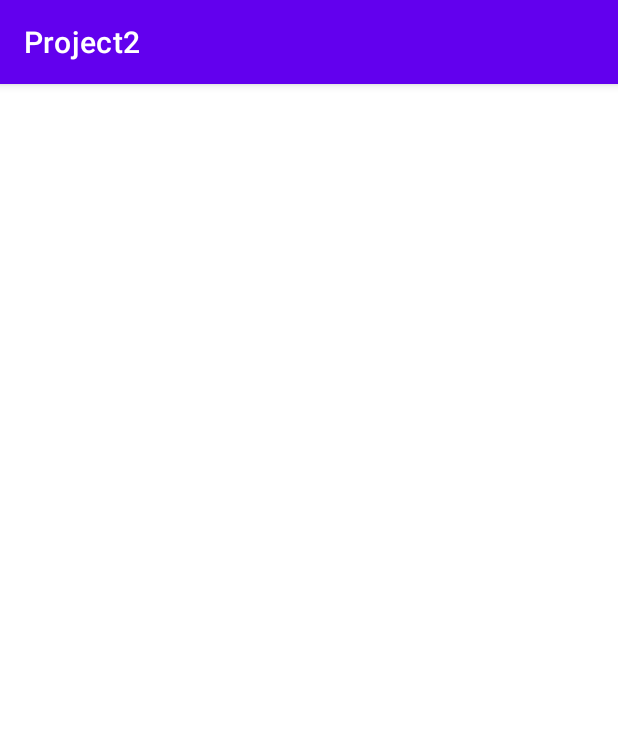
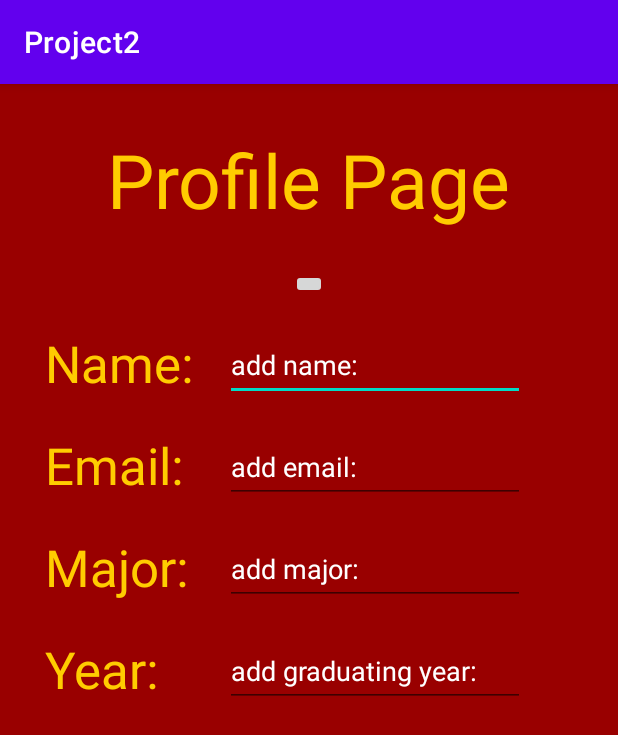
Before and after one commit to udurairaj/csci310-project2, an Android app: the ProfileActivity screen opened directly, with no data from a screen before it, on a phone screen of 412 x 824 dp. Shown: the top 735 px of the screen. Run offline under Robolectric (Android 15) with nearby library versions, the light colour scheme and no system bars.

Commit message:
added profile screen, edited login screen

```diff
--- a/app/src/main/res/layout/activity_login.xml
+++ b/app/src/main/res/layout/activity_login.xml
@@ -14,8 +14,10 @@
         android:layout_marginStart="15dp"
         android:layout_marginTop="20dp"
         android:ems="10"
+        android:hint="your username:"
         android:inputType="textPersonName"
         android:textColor="#FFCC00"
+        android:textColorHint="#FFFFFF"
         app:layout_constraintStart_toEndOf="@+id/usernameLoginView"
         app:layout_constraintTop_toTopOf="parent"
         tools:ignore="Autofill,LabelFor" />
@@ -27,8 +29,10 @@
         android:layout_marginStart="15dp"
         android:layout_marginTop="15dp"
         android:ems="10"
+        android:hint="your password:"
         android:inputType="textPassword"
         android:textColor="#DDCC00"
+        android:textColorHint="#FFFFFF"
         app:layout_constraintStart_toEndOf="@+id/passwordLoginView"
         app:layout_constraintTop_toBottomOf="@+id/usernameLoginBox"
         tools:ignore="Autofill,LabelFor" />
@@ -70,65 +74,75 @@
         app:strokeColor="#FFFFFF" />
 
     <EditText
-        android:id="@+id/editTextTextPersonName2"
+        android:id="@+id/usernameSignupBox"
         android:layout_width="200dp"
         android:layout_height="48dp"
         android:layout_marginLeft="15dp"
         android:layout_marginTop="20dp"
         android:ems="10"
+        android:hint="your username:"
         android:inputType="textPersonName"
         android:textColor="#FFCC00"
+        android:textColorHint="#FFFFFF"
         app:layout_constraintStart_toEndOf="@+id/usernameSignupView"
         app:layout_constraintTop_toBottomOf="@+id/loginButton"
         tools:ignore="Autofill" />
 
     <EditText
-        android:id="@+id/editTextTextPersonName4"
+        android:id="@+id/nameSignupBox"
         android:layout_width="200dp"
         android:layout_height="48dp"
         android:layout_marginStart="15dp"
         android:layout_marginTop="15dp"
         android:ems="10"
+        android:hint="your name:"
         android:inputType="textPersonName"
         android:textColor="#FFCC00"
+        android:textColorHint="#FFFFFF"
         app:layout_constraintStart_toEndOf="@+id/fullNameSignupView"
-        app:layout_constraintTop_toBottomOf="@+id/editTextTextPassword2" />
+        app:layout_constraintTop_toBottomOf="@+id/passwordSignupBox" />
 
     <EditText
-        android:id="@+id/editTextTextPassword2"
+        android:id="@+id/passwordSignupBox"
         android:layout_width="200dp"
         android:layout_height="48dp"
         android:layout_marginStart="15dp"
         android:layout_marginTop="15dp"
         android:ems="10"
+        android:hint="your password:"
         android:inputType="textPassword"
         android:textColor="#FFCC00"
+        android:textColorHint="#FFFFFF"
         app:layout_constraintStart_toEndOf="@+id/passwordSignupView"
-        app:layout_constraintTop_toBottomOf="@+id/editTextTextPersonName2" />
+        app:layout_constraintTop_toBottomOf="@+id/usernameSignupBox" />
 
     <EditText
-        android:id="@+id/editTextTextEmailAddress"
+        android:id="@+id/emailSignupBox"
         android:layout_width="200dp"
         android:layout_height="48dp"
         android:layout_marginStart="15dp"
         android:layout_marginTop="15dp"
         android:ems="10"
+        android:hint="your email:"
         android:inputType="textEmailAddress"
         android:textColor="#FFCC00"
+        android:textColorHint="#FFFFFF"
         app:layout_constraintStart_toEndOf="@+id/emailSignupView"
-        app:layout_constraintTop_toBottomOf="@+id/editTextTextPersonName4" />
+        app:layout_constraintTop_toBottomOf="@+id/nameSignupBox" />
 
     <EditText
-        android:id="@+id/editTextPhone"
+        android:id="@+id/phoneSignupBox"
         android:layout_width="200dp"
         android:layout_height="48dp"
         android:layout_marginStart="15dp"
         android:layout_marginTop="15dp"
         android:ems="10"
+        android:hint="your phone number:"
         android:inputType="phone"
         android:textColor="#FFCC00"
+        android:textColorHint="#FFFFFF"
         app:layout_constraintStart_toEndOf="@+id/phoneNumberSignupView"
-        app:layout_constraintTop_toBottomOf="@+id/editTextTextEmailAddress" />
+        app:layout_constraintTop_toBottomOf="@+id/emailSignupBox" />
 
     <TextView
         android:id="@+id/usernameSignupView"
@@ -195,6 +209,6 @@
         android:textColor="#990000"
         app:layout_constraintEnd_toEndOf="parent"
         app:layout_constraintStart_toStartOf="parent"
-        app:layout_constraintTop_toBottomOf="@+id/editTextPhone" />
+        app:layout_constraintTop_toBottomOf="@+id/phoneSignupBox" />
 
 </androidx.constraintlayout.widget.ConstraintLayout>
--- a/app/src/main/res/layout/activity_profile.xml
+++ b/app/src/main/res/layout/activity_profile.xml
@@ -4,6 +4,136 @@
     xmlns:tools="http://schemas.android.com/tools"
     android:layout_width="match_parent"
     android:layout_height="match_parent"
+    android:background="#990000"
+    android:backgroundTint="#990000"
     tools:context=".ProfileActivity">
 
+    <TextView
+        android:id="@+id/textView"
+        android:layout_width="269dp"
+        android:layout_height="73dp"
+        android:layout_marginTop="30dp"
+        android:text="Profile Page"
+        android:textColor="#FFCC00"
+        android:textSize="50sp"
+        app:layout_constraintEnd_toEndOf="parent"
+        app:layout_constraintStart_toStartOf="parent"
+        app:layout_constraintTop_toTopOf="parent" />
+
+    <ImageButton
+        android:id="@+id/imageButton"
+        android:layout_width="wrap_content"
+        android:layout_height="wrap_content"
+        android:layout_marginTop="20dp"
+        android:contentDescription="profilePicture"
+        app:layout_constraintEnd_toEndOf="parent"
+        app:layout_constraintStart_toStartOf="parent"
+        app:layout_constraintTop_toBottomOf="@+id/textView"
+        tools:srcCompat="@tools:sample/avatars" />
+
+    <TextView
+        android:id="@+id/nameProfileView"
+        android:layout_width="100dp"
+        android:layout_height="48dp"
+        android:layout_marginStart="30dp"
+        android:layout_marginTop="20dp"
+        android:text="Name:"
+        android:textColor="#FFCC00"
+        android:textSize="34sp"
+        app:layout_constraintStart_toStartOf="parent"
+        app:layout_constraintTop_toBottomOf="@+id/imageButton" />
+
+    <TextView
+        android:id="@+id/emailProfileView"
+        android:layout_width="100dp"
+        android:layout_height="48dp"
+        android:layout_marginStart="30dp"
+        android:layout_marginTop="20dp"
+        android:text="Email:"
+        android:textColor="#FFCC00"
+        android:textSize="34sp"
+        app:layout_constraintStart_toStartOf="parent"
+        app:layout_constraintTop_toBottomOf="@+id/nameProfileView" />
+
+    <TextView
+        android:id="@+id/majorProfileView"
+        android:layout_width="100dp"
+        android:layout_height="48dp"
+        android:layout_marginStart="30dp"
+        android:layout_marginTop="20dp"
+        android:text="Major:"
+        android:textColor="#FFCC00"
+        android:textSize="34sp"
+        app:layout_constraintStart_toStartOf="parent"
+        app:layout_constraintTop_toBottomOf="@+id/emailProfileView" />
+
+    <TextView
+        android:id="@+id/yearProfileView"
+        android:layout_width="100dp"
+        android:layout_height="48dp"
+        android:layout_marginStart="30dp"
+        android:layout_marginTop="20dp"
+        android:text="Year:"
+        android:textColor="#FFCC00"
+        android:textSize="34sp"
+        app:layout_constraintStart_toStartOf="parent"
+        app:layout_constraintTop_toBottomOf="@+id/majorProfileView" />
+
+    <EditText
+        android:id="@+id/editTextTextPersonName"
+        android:layout_width="200dp"
+        android:layout_height="48dp"
+        android:layout_marginStart="20dp"
+        android:layout_marginTop="20dp"
+        android:ems="10"
+        android:hint="add name:"
+        android:inputType="textPersonName"
+        android:textColor="#FFFFFF"
+        android:textColorHint="#FFFFFF"
+        app:layout_constraintStart_toEndOf="@+id/nameProfileView"
+        app:layout_constraintTop_toBottomOf="@+id/imageButton" />
+
+    <EditText
+        android:id="@+id/editTextTextPersonName3"
+        android:layout_width="200dp"
+        android:layout_height="48dp"
+        android:layout_marginStart="20dp"
+        android:layout_marginTop="20dp"
+        android:ems="10"
+        android:hint="add email:"
+        android:inputType="textPersonName"
+        android:textColor="#FFFFFF"
+        android:textColorHint="#FFFFFF"
+        android:textColorLink="#FFFFFF"
+        app:layout_constraintStart_toEndOf="@+id/emailProfileView"
+        app:layout_constraintTop_toBottomOf="@+id/editTextTextPersonName" />
+
+    <EditText
+        android:id="@+id/editTextTextPersonName5"
+        android:layout_width="200dp"
+        android:layout_height="48dp"
+        android:layout_marginStart="20dp"
+        android:layout_marginTop="20dp"
+        android:ems="10"
+        android:hint="add major:"
+        android:inputType="textPersonName"
+        android:textColor="#FFFFFF"
+        android:textColorHint="#FFFFFF"
+        app:layout_constraintStart_toEndOf="@+id/majorProfileView"
+        app:layout_constraintTop_toBottomOf="@+id/editTextTextPersonName3" />
+
+    <EditText
+        android:id="@+id/editTextTextPersonName6"
+        android:layout_width="200dp"
+        android:layout_height="48dp"
+        android:layout_marginStart="20dp"
+        android:layout_marginTop="20dp"
+        android:ems="10"
+        android:hint="add graduating year:"
+        android:inputType="textPersonName"
+        android:textColor="#FFFFFF"
+        android:textColorHint="#FFFFFF"
+        app:layout_constraintStart_toEndOf="@+id/yearProfileView"
+        app:layout_constraintTop_toBottomOf="@+id/editTextTextPersonName5" />
+
 </androidx.constraintlayout.widget.ConstraintLayout>
```
